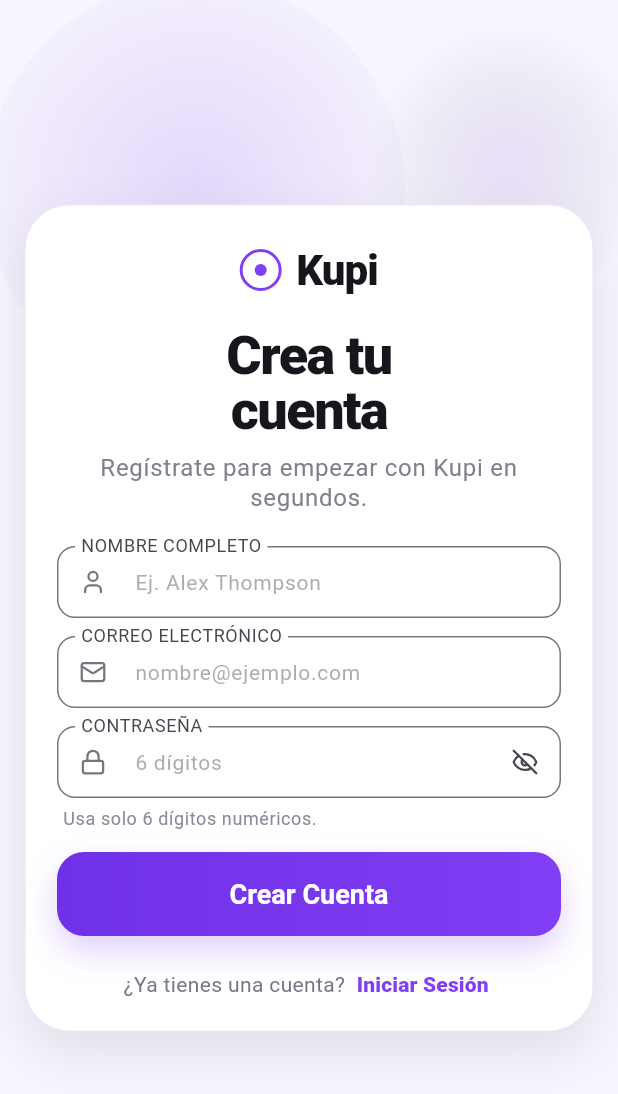
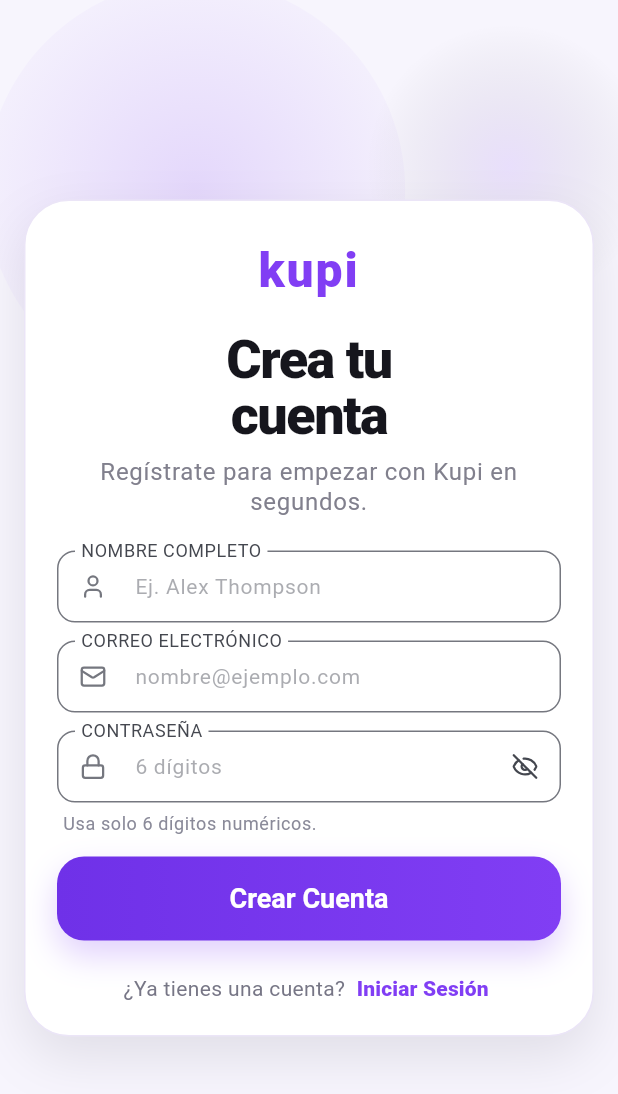
Before and after one commit to jordy-ricardo25/Kupi, a Flutter app: the screen it shows after launch, after a tap on "Iniciar Sesión", after a tap on "Regístrate", on a phone screen of 412 x 824 dp. Shown: the top 1094 px of the screen. Run offline on Flutter 3.47's test engine with Material 3 defaults, Android fonts, the phone set to English and light mode, and no system bars; our stand-ins replace easy_debounce, easy_localization, flutter_dotenv, flutter_riverpod, flutter_svg, flutter_tabler_icons and 4 more; accounts and stored records are empty; Roboto replaces fonts that are missing (Memsmark!).

Commit message:
refactor: Simplify email and password handling in sign-in and sign-up pages

```diff
--- a/application/lib/features/auth/presentation/views/sign_in_page.dart
+++ b/application/lib/features/auth/presentation/views/sign_in_page.dart
@@ -70,18 +70,7 @@
 
     await ref
         .read(signInControllerProvider)
-        .mutate(
-          email: emailController.text.trim(),
-          password: passwordController.text.trim(),
-        );
-  }
-
-  String? _validateEmail(String? value) {
-    return AuthValidators.validateEmail(value);
-  }
-
-  String? _validatePassword(String? value) {
-    return AuthValidators.validateSixDigitsPassword(value);
+        .mutate(email: emailController.text, password: passwordController.text);
   }
 
   Widget _buildOrb({
@@ -184,43 +173,18 @@
                           mainAxisSize: MainAxisSize.min,
                           crossAxisAlignment: CrossAxisAlignment.stretch,
                           children: [
-                            Row(
-                              mainAxisAlignment: MainAxisAlignment.center,
-                              children: [
-                                Container(
-                                  width: 28,
-                                  height: 28,
-                                  decoration: BoxDecoration(
-                                    shape: BoxShape.circle,
-                                    border: Border.all(
-                                      color: brandPurple,
-                                      width: 2,
-                                    ),
-                                  ),
-                                  child: Center(
-                                    child: Container(
-                                      width: 8,
-                                      height: 8,
-                                      decoration: const BoxDecoration(
-                                        color: brandPurple,
-                                        shape: BoxShape.circle,
-                                      ),
-                                    ),
-                                  ),
-                                ),
-                                const SizedBox(width: 10),
-                                const Text(
-                                  'Kupi',
-                                  style: TextStyle(
-                                    fontSize: 28,
-                                    fontWeight: FontWeight.w800,
-                                    letterSpacing: -0.6,
-                                    color: Color(0xFF15151B),
-                                  ),
-                                  textAlign: TextAlign.center,
-                                ),
-                              ],
+                            const Text(
+                              'kupi',
+                              style: TextStyle(
+                                fontSize: 32,
+                                fontWeight: FontWeight.w800,
+                                fontFamily: 'Memsmark!',
+                                letterSpacing: 1.25,
+                                color: Color(0xFF813EF4),
+                              ),
+                              textAlign: TextAlign.center,
                             ),
+
                             const SizedBox(height: 20),
                             const Text(
                               'Bienvenido de\nregreso',
@@ -246,7 +210,7 @@
                             const SizedBox(height: 24),
                             EmailFormField(
                               controller: emailController,
-                              validator: _validateEmail,
+                              validator: AuthValidators.validateEmail,
                               labelText: 'CORREO ELECTRÓNICO',
                               hintText: 'nombre@ejemplo.com',
                               backgroundColor: Colors.white,
@@ -254,7 +218,8 @@
                             const SizedBox(height: 12),
                             PasswordFormField(
                               controller: passwordController,
-                              validator: _validatePassword,
+                              validator:
+                                  AuthValidators.validateSixDigitsPassword,
                               labelText: 'CONTRASEÑA',
                               hintText: '6 dígitos',
                               backgroundColor: Colors.white,
--- a/application/lib/features/auth/presentation/views/sign_up_page.dart
+++ b/application/lib/features/auth/presentation/views/sign_up_page.dart
@@ -73,22 +73,10 @@
     await ref
         .read(signUpControllerProvider)
         .mutate(
-          name: nameController.text.trim(),
-          email: emailController.text.trim(),
-          password: passwordController.text.trim(),
+          name: nameController.text,
+          email: emailController.text,
+          password: passwordController.text,
         );
-  }
-
-  String? _validateName(String? value) {
-    return AuthValidators.validateFullName(value);
-  }
-
-  String? _validateEmail(String? value) {
-    return AuthValidators.validateEmail(value);
-  }
-
-  String? _validatePassword(String? value) {
-    return AuthValidators.validateSixDigitsPassword(value);
   }
 
   Widget _buildOrb({
@@ -180,42 +168,16 @@
                           mainAxisSize: MainAxisSize.min,
                           crossAxisAlignment: CrossAxisAlignment.stretch,
                           children: [
-                            Row(
-                              mainAxisAlignment: MainAxisAlignment.center,
-                              children: [
-                                Container(
-                                  width: 28,
-                                  height: 28,
-                                  decoration: BoxDecoration(
-                                    shape: BoxShape.circle,
-                                    border: Border.all(
-                                      color: brandPurple,
-                                      width: 2,
-                                    ),
-                                  ),
-                                  child: Center(
-                                    child: Container(
-                                      width: 8,
-                                      height: 8,
-                                      decoration: const BoxDecoration(
-                                        color: brandPurple,
-                                        shape: BoxShape.circle,
-                                      ),
-                                    ),
-                                  ),
-                                ),
-                                const SizedBox(width: 10),
-                                const Text(
-                                  'Kupi',
-                                  style: TextStyle(
-                                    fontSize: 28,
-                                    fontWeight: FontWeight.w800,
-                                    letterSpacing: -0.6,
-                                    color: Color(0xFF15151B),
-                                  ),
-                                  textAlign: TextAlign.center,
-                                ),
-                              ],
+                            const Text(
+                              'kupi',
+                              style: TextStyle(
+                                fontSize: 32,
+                                fontWeight: FontWeight.w800,
+                                fontFamily: 'Memsmark!',
+                                letterSpacing: 1.25,
+                                color: Color(0xFF813EF4),
+                              ),
+                              textAlign: TextAlign.center,
                             ),
                             const SizedBox(height: 18),
                             const Text(
@@ -242,7 +204,7 @@
                             const SizedBox(height: 22),
                             NameFormField(
                               controller: nameController,
-                              validator: _validateName,
+                              validator: AuthValidators.validateFullName,
                               labelText: 'NOMBRE COMPLETO',
                               hintText: 'Ej. Alex Thompson',
                               backgroundColor: Colors.white,
@@ -250,7 +212,7 @@
                             const SizedBox(height: 12),
                             EmailFormField(
                               controller: emailController,
-                              validator: _validateEmail,
+                              validator: AuthValidators.validateEmail,
                               labelText: 'CORREO ELECTRÓNICO',
                               hintText: 'nombre@ejemplo.com',
                               backgroundColor: Colors.white,
@@ -258,7 +220,8 @@
                             const SizedBox(height: 12),
                             PasswordFormField(
                               controller: passwordController,
-                              validator: _validatePassword,
+                              validator:
+                                  AuthValidators.validateSixDigitsPassword,
                               labelText: 'CONTRASEÑA',
                               hintText: '6 dígitos',
                               backgroundColor: Colors.white,
```
Also changed, not shown: application/pubspec.lock.
